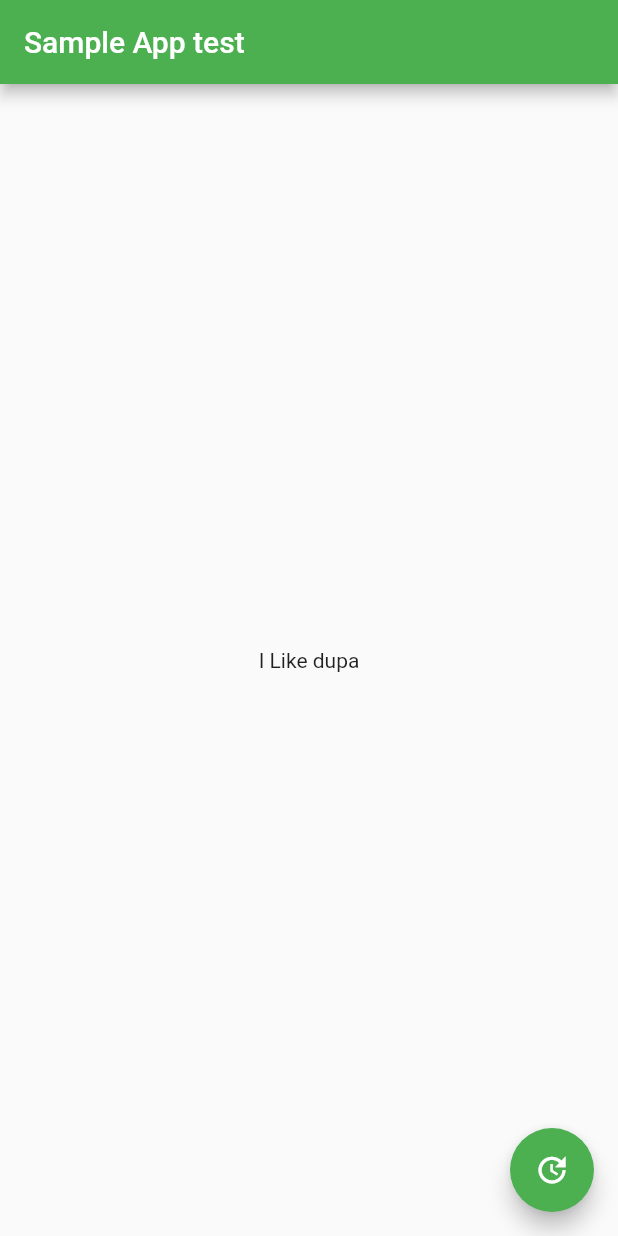
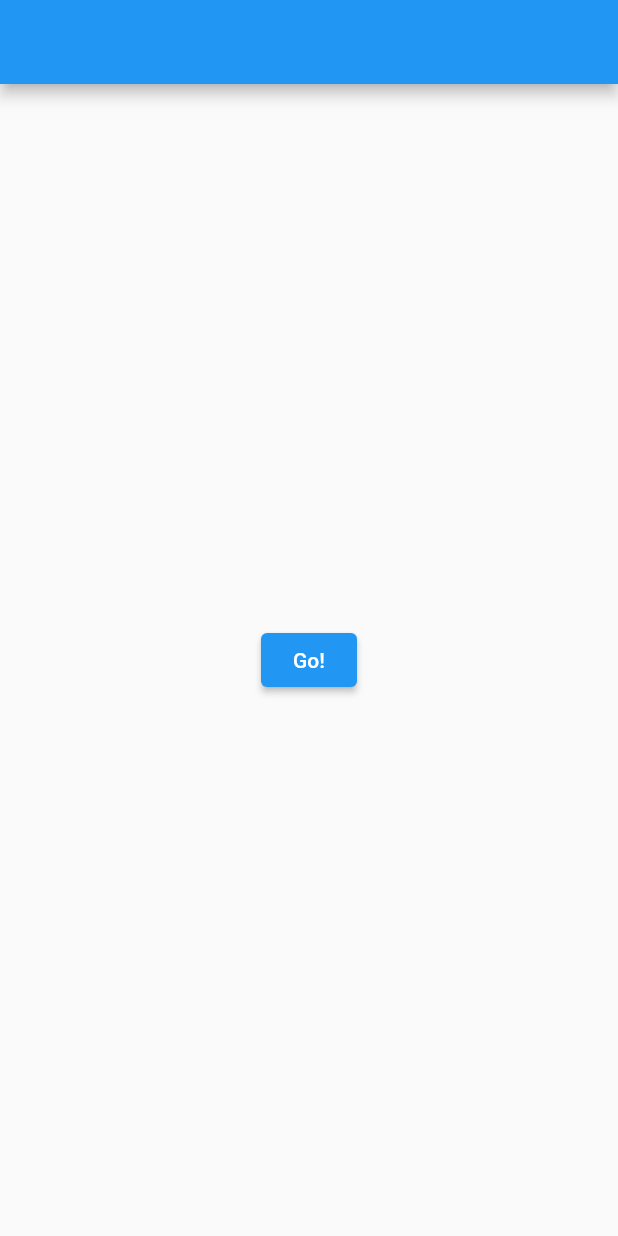
Before and after one commit to tomasz-jedrzejczyk/test_flutter_java, a Flutter app: the screen it shows after launch, on a phone screen of 412 x 824 dp. Run offline on Flutter 3.47's test engine with Material 2 defaults, Android fonts, the phone set to English and light mode, and no system bars.

Commit message:
having fun with PageRoutBuilder, create animation with button and moving page form bottom

```diff
--- a/lib/main.dart
+++ b/lib/main.dart
@@ -1,75 +1,63 @@
 import 'package:flutter/material.dart';
 
 void main() {
-  runApp(const SampleApp());
+  runApp(
+    const MaterialApp(
+      home: Page1(),
+    ),
+  );
 }
 
-class SampleApp extends StatelessWidget {
-  const SampleApp({super.key});
-  // This widget is the root of your application.
-  @override
-  Widget build(BuildContext context) {
-    return MaterialApp(
-      title: 'Sample App test material app',
-      theme: ThemeData(
-        primarySwatch: Colors.green,
-      ),
-      home: const SampleAppPage(),
-    );
-  }
-}
-
-class SampleAppPage extends StatefulWidget {
-  const SampleAppPage({super.key});
-
-  @override
-  State<SampleAppPage> createState() => _SampleAppPageState();
-}
-
-class _SampleAppPageState extends State<SampleAppPage> {
-  // Default placeholder text.
-  String textToShow = 'I Like dupa';
-
-  void _updateText() {
-    setState(() {
-      // Update the text.
-      textToShow = 'Flutter is Awesome like shit!';
-    });
-  }
+class Page1 extends StatelessWidget {
+  const Page1({super.key});
 
   @override
   Widget build(BuildContext context) {
     return Scaffold(
-      appBar: AppBar(
-        title: const Text('Sample App test'),
-      ),
-      body: Center(child: Text(textToShow)),
-      floatingActionButton: FloatingActionButton(
-        onPressed: _updateText,
-        tooltip: 'Update Text',
-        child: const Icon(Icons.update),
-      ),
-    );
-
-
-  }
-
-  @override
-  Widget build1(BuildContext context) {
-    return Scaffold(
-      appBar: AppBar(
-        title: const Text('Sample App'),
-      ),
+      appBar: AppBar(),
       body: Center(
         child: ElevatedButton(
-          style: ElevatedButton.styleFrom(
-            alignment: Alignment.centerLeft,
-            padding: const EdgeInsets.only(left: 20, right: 30),
-          ),
-          onPressed: () {},
-          child: const Text('Hello'),
+          onPressed: () {
+            Navigator.of(context).push(_createRoute());
+          },
+          child: const Text('Go!'),
         ),
       ),
     );
   }
 }
+
+Route _createRoute() {
+  return PageRouteBuilder(
+    pageBuilder: (context, animation, secondaryAnimation) => const Page2(),
+    transitionsBuilder: (context, animation, secondaryAnimation, child) {
+      const begin = Offset(0.0, 1.0);
+      const end = Offset.zero;
+      var curve = Curves.ease;
+
+      final tween = Tween(begin: begin, end: end);
+      final curvedAnimation = CurvedAnimation(
+          parent: animation,
+          curve: curve);
+
+      return SlideTransition(
+          position: tween.animate(curvedAnimation),
+          child: child);
+    },
+  );
+}
+
+
+class Page2 extends StatelessWidget {
+  const Page2({super.key});
+
+  @override
+  Widget build(BuildContext context) {
+    return Scaffold(
+      appBar: AppBar(),
+      body: const Center(
+        child: Text('Page 2'),
+      ),
+    );
+  }
+}
```
